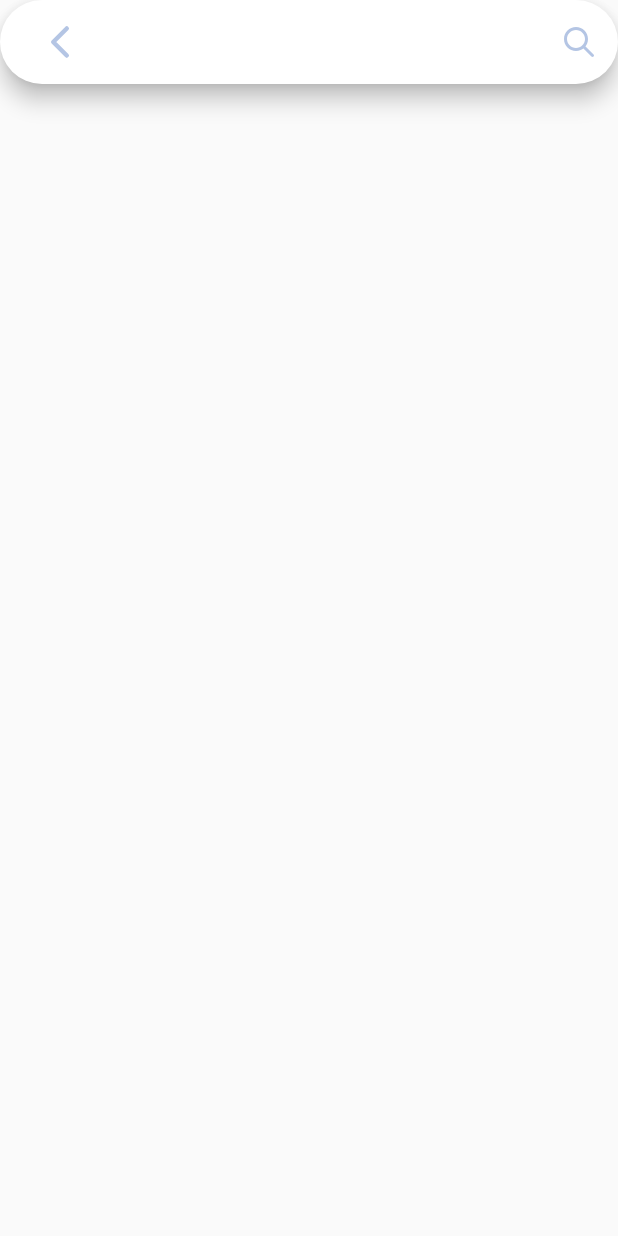
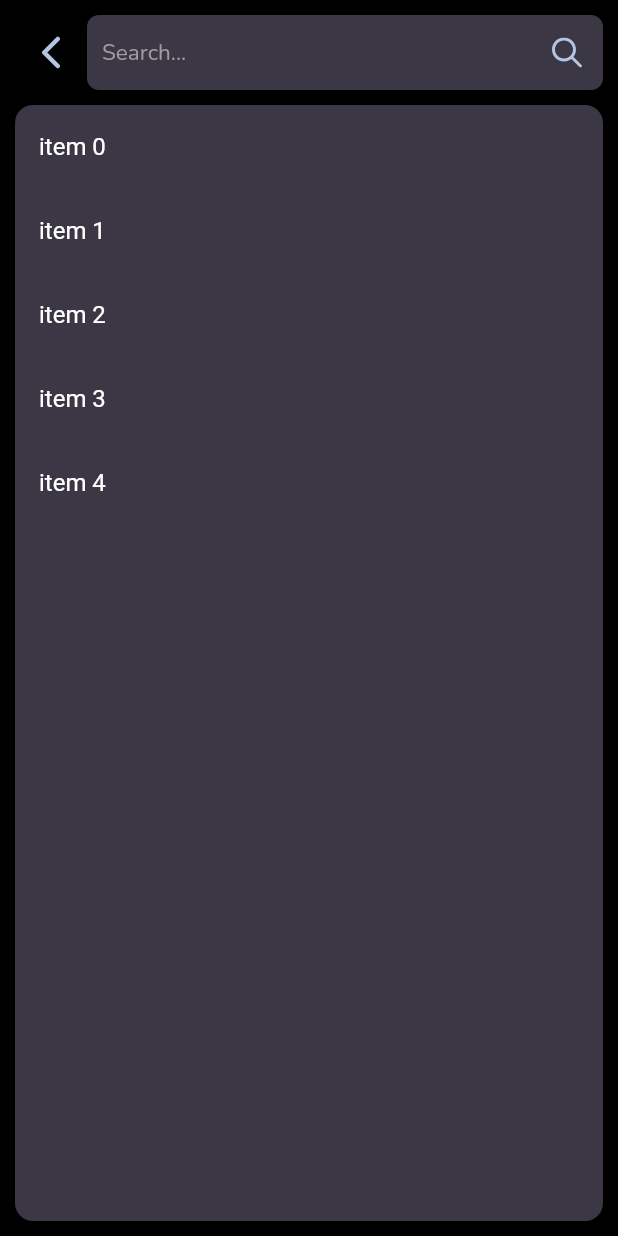
Before and after one commit to MuhammedShabeel001/BeatFusion, a Flutter app: the ScreenSearch screen opened directly, on a phone screen of 412 x 824 dp. Run offline on Flutter 3.47's test engine with Material 2 defaults, Android fonts, the light colour scheme and no system bars; our stand-ins replace audio_video_progress_bar, flutter_svg, just_audio, marquee, on_audio_query, rxdart.

Commit message:
searchUI

```diff
--- a/lib/screens/search.dart
+++ b/lib/screens/search.dart
@@ -1,3 +1,4 @@
+import 'package:beatfusion/common/text_style.dart';
 import 'package:beatfusion/common/theme.dart';
 import 'package:beatfusion/screens/home_page.dart';
 import 'package:flutter/material.dart';
@@ -11,47 +12,97 @@ class ScreenSearch extends StatefulWidget {
 }
 
 class _ScreenSearchState extends State<ScreenSearch> {
+  TextEditingController _searchController = TextEditingController();
+
   @override
   Widget build(BuildContext context) {
     return Scaffold(
+      backgroundColor: MyTheme().primaryColor,
       body: SafeArea(
+        child: Container(
+          padding: EdgeInsets.only(right: 10, left: 10, top: 10),
+          color: MyTheme().primaryColor, // Set background color to black
+          child: Column(
+            children: [
+              Row(
+                children: [
+                  IconButton(
+                    onPressed: () {
+                      Navigator.pushAndRemoveUntil(
+                        context,
+                        MaterialPageRoute(builder: (context) => ScreenHome()),
+                        (route) => false,
+                      );
+                    },
+                    icon: SvgPicture.asset('assets/pics/back.svg'),
+                  ),
+                  Expanded(
+                    child: Container(
+                      decoration: BoxDecoration(
+                        color: MyTheme().secondaryColor, // Set search box color
+                        borderRadius: BorderRadius.circular(8),
+                      ),
+                      child: TextField(
+                        cursorColor: MyTheme().secondaryColor,
+                        controller: _searchController,
+                        onChanged: (_) {
+                          // Do something when the text changes
+                        },
+                        style: FontStyles.artist2, // Set text color to black
+                        decoration: InputDecoration(
+                          contentPadding: EdgeInsets.symmetric(horizontal: 10, vertical: 15),
+                          fillColor: MyTheme().secondaryColor,
+                          hintText: 'Search...',
+                          hintStyle: TextStyle(color: Colors.grey),
+                          suffixIcon: IconButton(
+                            onPressed: () {
+                              // Handle search icon tap
+                            },
+                            icon: SvgPicture.asset('assets/pics/search.svg'),
+                          ),
+                          // prefixIcon: IconButton(
+                          //   onPressed: () {
+                          //     // Handle search icon tap
+                          //   },
+                          //   icon: SvgPicture.asset('assets/pics/search.svg'),
+                          // ),
+                          border: InputBorder.none,
+                        ),
+                      ),
+                    ),
+                  ),
+                ],
+              ),
+              Expanded(
 
-          child: SearchAnchor(
-            dividerColor: MyTheme().secondaryColor,
-            viewSurfaceTintColor: MyTheme().secondaryColor,
-            viewBackgroundColor: MyTheme().secondaryColor,
-            builder: ( (context, controller) => SearchBar(
-              controller: controller,
-              padding: MaterialStatePropertyAll<EdgeInsets>(EdgeInsets.symmetric(horizontal: 16)),
-              onTap: (){
-                controller.openView();
-              },
-              onChanged: (_){
-                controller.openView();
-              },
-              trailing: [SvgPicture.asset('assets/pics/search.svg')],
-              leading: IconButton(
-            onPressed: (){
-              Navigator.pushAndRemoveUntil(context, MaterialPageRoute(builder: (context) => ScreenHome(),), (route) => false);
-            },
-            icon: SvgPicture.asset('assets/pics/back.svg')),
-            ) ),
-            suggestionsBuilder:
-                    (BuildContext context, SearchController controller) {
-              return List<ListTile>.generate(5, (int index) {
+                child: Container(
+                  // color: MyTheme().tertiaryColor,
+                  padding: EdgeInsets.only( top: 10,bottom: 10),
+                  child: Container(
+                    decoration: BoxDecoration(
+                    color: MyTheme().secondaryColor,
+                    borderRadius: BorderRadius.circular(12)
+                  ),
+                    child: ListView.builder(
+                      itemCount: 5,
+                      itemBuilder: (context, index) {
                         final String item = 'item $index';
                         return ListTile(
-                  title: Text(item),
-                  onTap: () {
-                    setState(() {
-                      controller.closeView(item);
-                    });
+                          title: Text(
+                            item,
+                            style: TextStyle(color: Colors.white), // Set text color to white
+                          ),
+                          // Do not require tapping to display the list
+                        );
                       },
-                );}
-
-              );
-          }),
-        )
+                    ),
+                  ),
+                ),
+              ),
+            ],
+          ),
+        ),
+      ),
     );
   }
 }
```
Also changed, not shown: flutter_01.png (added), flutter_02.png (added). Lines whose indentation alone changed are shown as unchanged.
